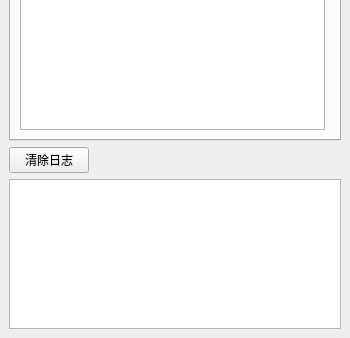
First picture: the form in ui_main_window.ui, repository CauseLM/MultiDeviceManager, before the edit; both pictures show x 0 to 350 and y 312 to 650 of the 350 by 650 pixel window.
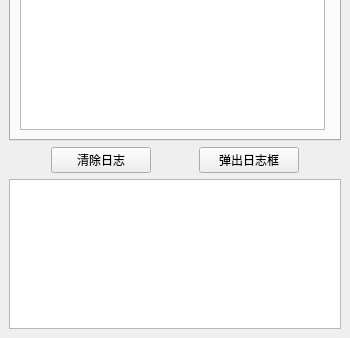
Second picture: the form after the edit. The open tabs and pages were chosen to show the change.

Patch:
```diff
--- a/ui_main_window.ui
+++ b/ui_main_window.ui
@@ -19,7 +19,7 @@
   <property name="minimumSize">
    <size>
     <width>350</width>
-    <height>350</height>
+    <height>650</height>
    </size>
   </property>
   <property name="maximumSize">
@@ -199,10 +199,12 @@
      </widget>
     </item>
     <item>
+     <layout class="QHBoxLayout" name="horizontalLayout_4">
+      <item>
      <widget class="QPushButton" name="btn_clear_log">
       <property name="maximumSize">
        <size>
-        <width>80</width>
+          <width>100</width>
         <height>16777215</height>
        </size>
       </property>
@@ -210,6 +212,21 @@
        <string>清除日志</string>
       </property>
      </widget>
+      </item>
+      <item>
+       <widget class="QPushButton" name="btn_pop_log">
+        <property name="maximumSize">
+         <size>
+          <width>100</width>
+          <height>60</height>
+         </size>
+        </property>
+        <property name="text">
+         <string>弹出日志框</string>
+        </property>
+       </widget>
+      </item>
+     </layout>
     </item>
     <item>
      <widget class="QTextBrowser" name="output_text_browser">
```
Left out of the diff: 12 changed lines with no effect on the pictures. Lines whose indentation alone changed are shown as unchanged.
